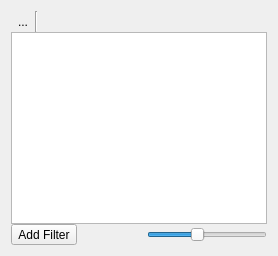
Qt form app/thumbnailviewpanel.ui (KDE/gwenview) before a commit.
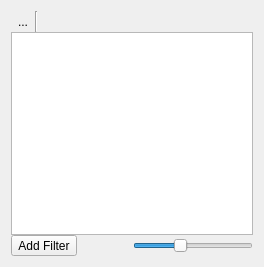
The same form after that commit. Custom widgets are drawn as their Qt base class.

Commit message: Set minimum size to 48.

```diff
--- a/app/thumbnailviewpanel.ui
+++ b/app/thumbnailviewpanel.ui
@@ -1,6 +1,14 @@
 <ui version="4.0" >
  <class>ThumbnailViewPanel</class>
  <widget class="QWidget" name="ThumbnailViewPanel" >
+  <property name="geometry" >
+   <rect>
+    <x>0</x>
+    <y>0</y>
+    <width>264</width>
+    <height>267</height>
+   </rect>
+  </property>
   <layout class="QGridLayout" name="gridLayout" >
    <property name="spacing" >
     <number>0</number>
@@ -113,7 +121,7 @@
          </size>
         </property>
         <property name="minimum" >
-         <number>40</number>
+         <number>48</number>
         </property>
         <property name="maximum" >
          <number>256</number>
```
